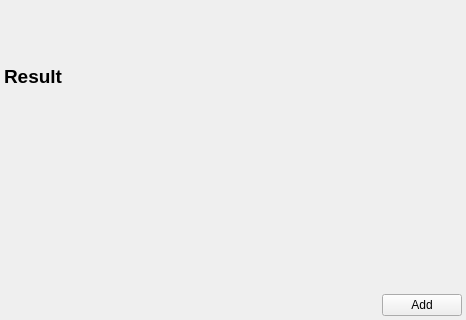
The window that glue/qt/ui/link_equation.ui (glue-viz/glue) describes before a commit, drawn with Qt 5; both pictures show x 0 to 466 and y 285 to 605 of the 466 by 605 pixel window.
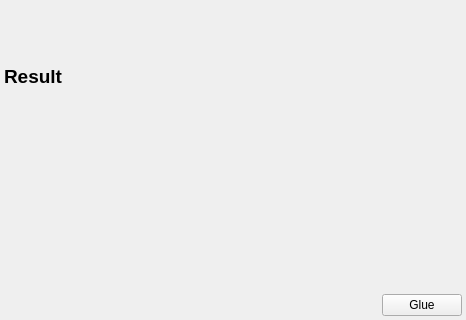
The same window after the commit.

Diff of the .ui file:
```diff
--- a/glue/qt/ui/link_equation.ui
+++ b/glue/qt/ui/link_equation.ui
@@ -178,7 +178,7 @@
           <string>Create a new link defined by this translation description</string>
          </property>
          <property name="text">
-          <string>Add</string>
+          <string>Glue</string>
          </property>
         </widget>
        </item>
```
Left out of the diff: 1 changed line with no effect on the pictures.
